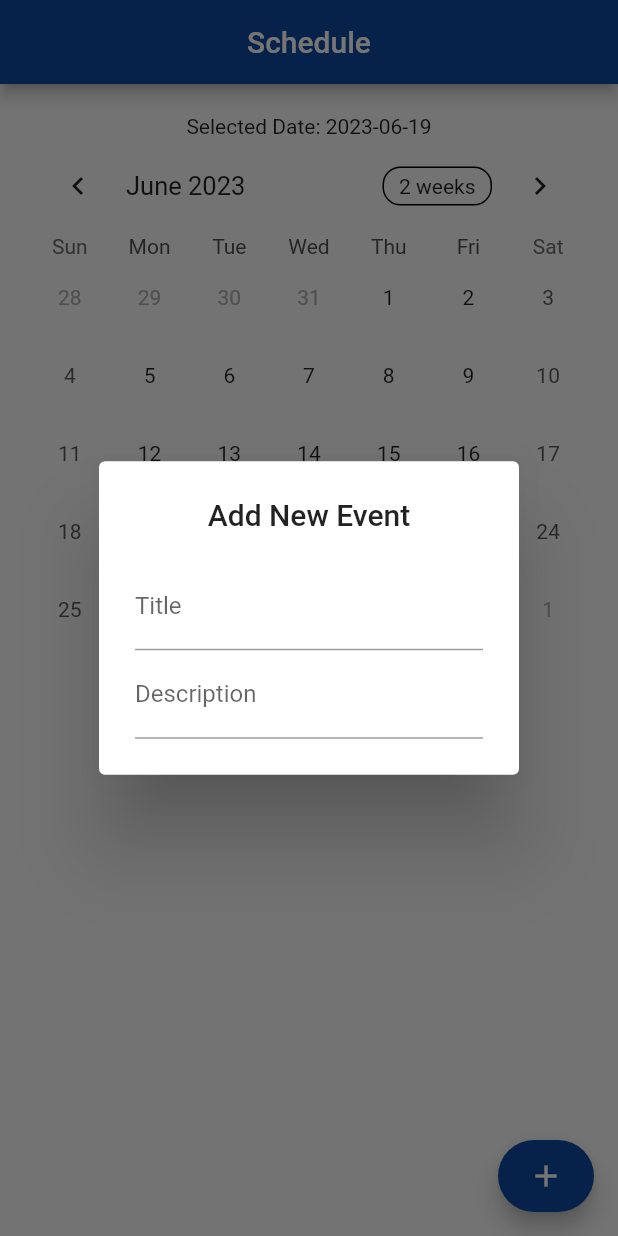
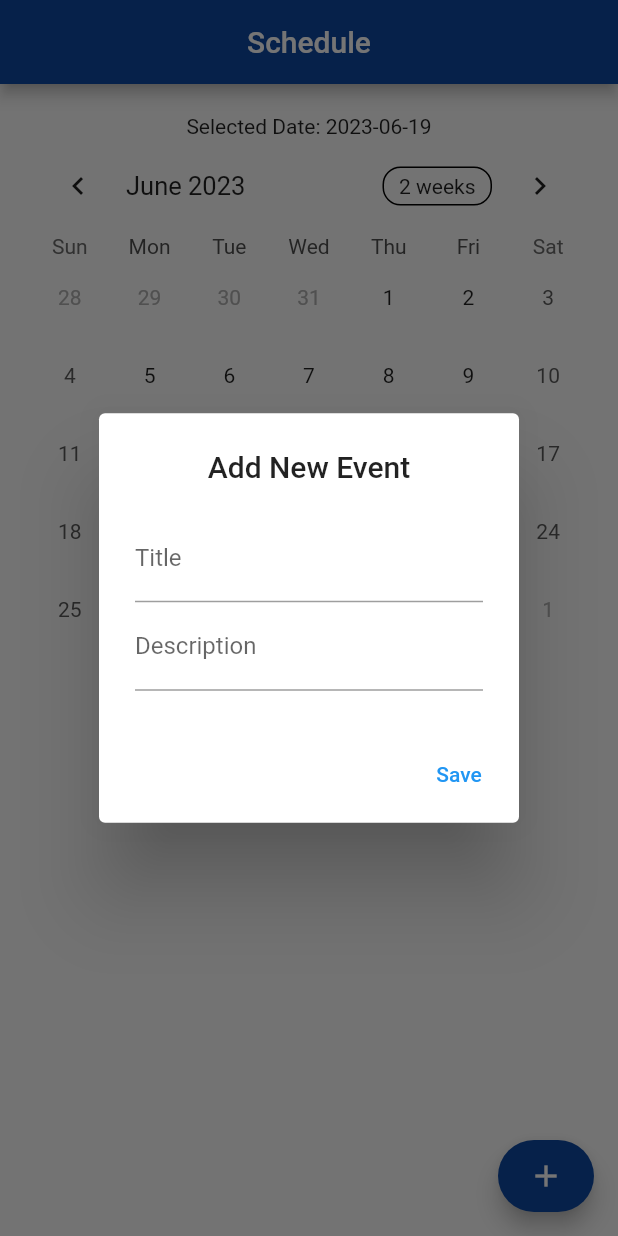
Before and after one commit to sudhanshujoshi95/calendar-app-flutter, a Flutter app: the screen it shows after launch, after a tap on the "add" icon, on a phone screen of 412 x 824 dp. Run offline on Flutter 3.47's test engine with Material 2 defaults, Android fonts, the phone set to English and light mode, and no system bars; drawn by our look-alikes of table_calendar; our stand-ins replace flutter_local_notifications, timezone; missing offline and left inert: dart:ffi.

Commit message:
2nd vesrion

```diff
--- a/lib/main.dart
+++ b/lib/main.dart
@@ -1,12 +1,36 @@
-// ignore_for_file: non_constant_identifier_names, avoid_unnecessary_containers, prefer_const_constructors, library_private_types_in_public_api, annotate_overrides, prefer_interpolation_to_compose_strings
+// ignore_for_file: non_constant_identifier_names, avoid_unnecessary_containers, prefer_const_constructors, library_private_types_in_public_api, annotate_overrides, prefer_interpolation_to_compose_strings, depend_on_referenced_packages, unused_import
+
+import 'dart:async';
+import 'dart:ffi';
 
 import 'package:flutter/material.dart';
 import 'package:table_calendar/table_calendar.dart';
+import 'package:flutter_local_notifications/flutter_local_notifications.dart';
+import 'package:timezone/timezone.dart' as tz;
+import 'package:timezone/data/latest.dart' as tz;
 
-void main() {
+void main() async {
+  WidgetsFlutterBinding.ensureInitialized();
+
+  // Initialize Flutter Local Notifications
+  initializeNotifications();
+
   runApp(MaterialApp(
     home: MyApp(),
   ));
+}
+
+void initializeNotifications() async {
+  FlutterLocalNotificationsPlugin flutterLocalNotificationsPlugin =
+      FlutterLocalNotificationsPlugin();
+
+  const AndroidInitializationSettings initializationSettingsAndroid =
+      AndroidInitializationSettings('app_icon');
+
+  final InitializationSettings initializationSettings =
+      InitializationSettings(android: initializationSettingsAndroid);
+
+  await flutterLocalNotificationsPlugin.initialize(initializationSettings);
 }
 
 class MyApp extends StatefulWidget {
@@ -14,9 +38,22 @@ class MyApp extends StatefulWidget {
   _MyAppState createState() => _MyAppState();
 }
 
+class Event {
+  final DateTime date;
+  final String title;
+  final String description;
+
+  Event({
+    required this.date,
+    required this.title,
+    required this.description,
+  });
+}
+
 class _MyAppState extends State<MyApp> {
   DateTime today = DateTime.now();
   DateTime? _selectedDay;
+  List<Event> events = [];
 
   final titleController = TextEditingController();
   final descpController = TextEditingController();
@@ -46,11 +83,139 @@ class _MyAppState extends State<MyApp> {
               decoration: const InputDecoration(
                 labelText: 'Description',
               ),
-            )
+            ),
           ],
         ),
+        actions: [
+          TextButton(
+            onPressed: () {
+              Navigator.pop(context);
+              addEvent();
+            },
+            child: const Text('Save'),
+          ),
+        ],
       ),
     );
+  }
+
+  void addEvent() {
+    final title = titleController.text;
+    final description = descpController.text;
+
+    if (title.isNotEmpty && description.isNotEmpty && _selectedDay != null) {
+      final event = Event(
+        date: _selectedDay!,
+        title: title,
+        description: description,
+      );
+
+      setState(() {
+        events.add(event);
+        scheduleReminder(event);
+      });
+    }
+  }
+
+  void scheduleReminder(Event event) async {
+    FlutterLocalNotificationsPlugin flutterLocalNotificationsPlugin =
+        FlutterLocalNotificationsPlugin();
+
+    const AndroidNotificationDetails androidPlatformChannelSpecifics =
+        AndroidNotificationDetails(
+      'your_channel_id',
+      'your_channel_name',
+      'your_channel_description',
+      importance: Importance.max,
+      priority: Priority.high,
+      playSound: true,
+    );
+
+    const NotificationDetails platformChannelSpecifics =
+        NotificationDetails(android: androidPlatformChannelSpecifics);
+
+    tz.initializeTimeZones();
+
+    tz.TZDateTime eventDateTime = tz.TZDateTime.from(
+      event.date,
+      tz.getLocation('Asia/Mumbai'),
+    );
+
+    await flutterLocalNotificationsPlugin.zonedSchedule(
+      0,
+      event.title,
+      event.description,
+      eventDateTime.subtract(const Duration(minutes: 30)),
+      platformChannelSpecifics,
+      uiLocalNotificationDateInterpretation:
+          UILocalNotificationDateInterpretation.absoluteTime,
+      androidAllowWhileIdle: true,
+    );
+  }
+
+  Widget Content() {
+    return Padding(
+      padding: const EdgeInsets.all(20.0),
+      child: Column(
+        children: [
+          Text("Selected Date: " + today.toString().split(" ")[0]),
+          Container(
+            child: TableCalendar(
+              firstDay: DateTime.utc(2010, 10, 16),
+              lastDay: DateTime.utc(2030, 3, 14),
+              focusedDay: today,
+              selectedDayPredicate: (day) {
+                return isSameDay(_selectedDay, day);
+              },
+              onDaySelected: (selectedDay, focusedDay) {
+                if (!isSameDay(_selectedDay, selectedDay)) {
+                  setState(() {
+                    _selectedDay = selectedDay;
+                    today = focusedDay;
+                  });
+                }
+              },
+              calendarStyle: CalendarStyle(
+                todayDecoration: BoxDecoration(
+                  color: Colors.green,
+                  shape: BoxShape.circle,
+                ),
+                selectedDecoration: BoxDecoration(
+                  color: Colors.blue,
+                  shape: BoxShape.circle,
+                ),
+              ),
+              eventLoader: (day) => getEventsForDay(day),
+            ),
+          ),
+          const SizedBox(height: 20),
+          if (_selectedDay != null)
+            Column(
+              children: [
+                Text(
+                  "Events on ${_selectedDay.toString().split(" ")[0]}",
+                  style: const TextStyle(fontWeight: FontWeight.bold),
+                ),
+                const SizedBox(height: 10),
+                Column(
+                  children: getEventsForDay(_selectedDay!)
+                      .map(
+                        (event) => ListTile(
+                          title: Text(event.title),
+                          subtitle: Text(event.description),
+                        ),
+                      )
+                      .toList(),
+                ),
+              ],
+            ),
+        ],
+      ),
+    );
+  }
+
+  List<Event> getEventsForDay(DateTime day) {
+    return events.where((event) => isSameDay(event.date, day)).toList();
   }
 
   @override
@@ -74,34 +239,6 @@ class _MyAppState extends State<MyApp> {
       ),
     );
   }
+}
 
-  Widget Content() {
-    return Padding(
-      padding: const EdgeInsets.all(20.0),
-      child: Column(
-        children: [
-          Text("Selected Date: " + today.toString().split(" ")[0]),
-          Container(
-            child: TableCalendar(
-              // locale: 'en_US',
-              firstDay: DateTime.utc(2010, 10, 16),
-              lastDay: DateTime.utc(2030, 3, 14),
-              focusedDay: today,
-              selectedDayPredicate: (day) {
-                return isSameDay(_selectedDay, day);
-              },
-              onDaySelected: (selectedDay, focusedDay) {
-                if (!isSameDay(_selectedDay, selectedDay)) {
-                  setState(() {
-                    _selectedDay = selectedDay;
-                    today = focusedDay;
-                  });
-                }
-              },
-            ),
-          ),
-        ],
-      ),
-    );
-  }
-}
+class Future {}
--- a/pubspec.yaml
+++ b/pubspec.yaml
@@ -30,6 +30,8 @@ environment:
 # versions available, run `flutter pub outdated`.
 dependencies:
   table_calendar: ^3.0.9
+  flutter_local_notifications: ^6.0.0
+  timezone: ^0.7.0
   flutter:
     sdk: flutter
 
```
Also changed, not shown: pubspec.lock, 1 other file.
